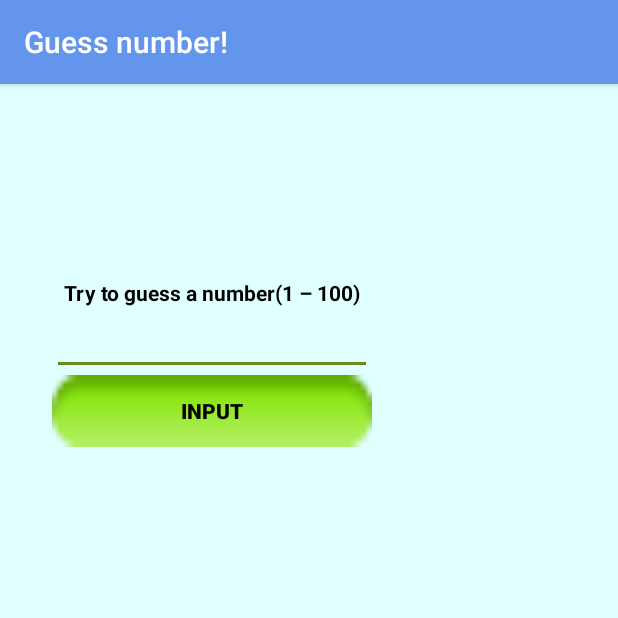
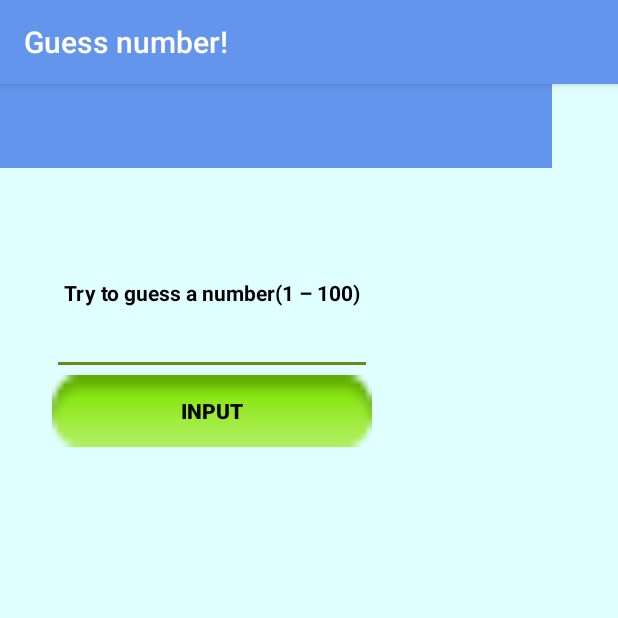
Before and after one commit to AnnGabr/Mobile, an Android app: the screen it shows after launch (MainActivity), on a phone screen of 412 x 824 dp, the top half of it. Run offline under Robolectric (Android 15) with nearby library versions, the phone set to English and light mode, and no system bars.

```diff
--- a/lab_2_guess_number/src/main/res/layout/activity_main.xml
+++ b/lab_2_guess_number/src/main/res/layout/activity_main.xml
@@ -20,7 +20,8 @@
         app:layout_constraintRight_toRightOf="parent"
         app:layout_constraintTop_toTopOf="parent"
         app:layout_constraintVertical_bias="0.4"
-        tools:layout_editor_absoluteY="51dp">
+        android:layout_marginStart="8dp"
+        android:layout_marginEnd="8dp">
 
         <TableRow
             android:layout_width="match_parent"
@@ -71,4 +72,14 @@
 
     </TableLayout>
 
+    <android.support.v7.widget.Toolbar
+        android:id="@+id/toolbar"
+        android:layout_width="368dp"
+        android:layout_height="wrap_content"
+        android:background="?attr/colorPrimary"
+        android:minHeight="?attr/actionBarSize"
+        android:theme="?attr/actionBarTheme"
+        tools:layout_editor_absoluteX="8dp"
+        tools:layout_editor_absoluteY="-159dp" />
+
 </android.support.constraint.ConstraintLayout>
```
